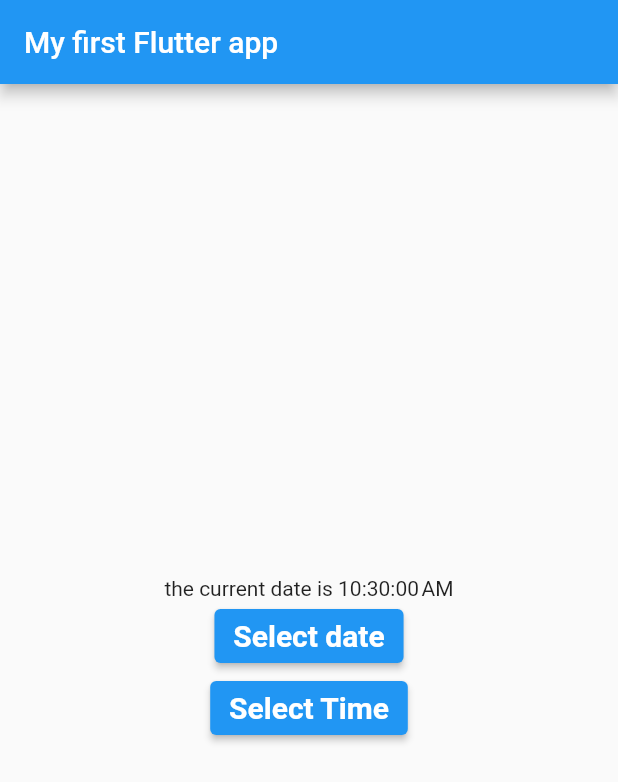
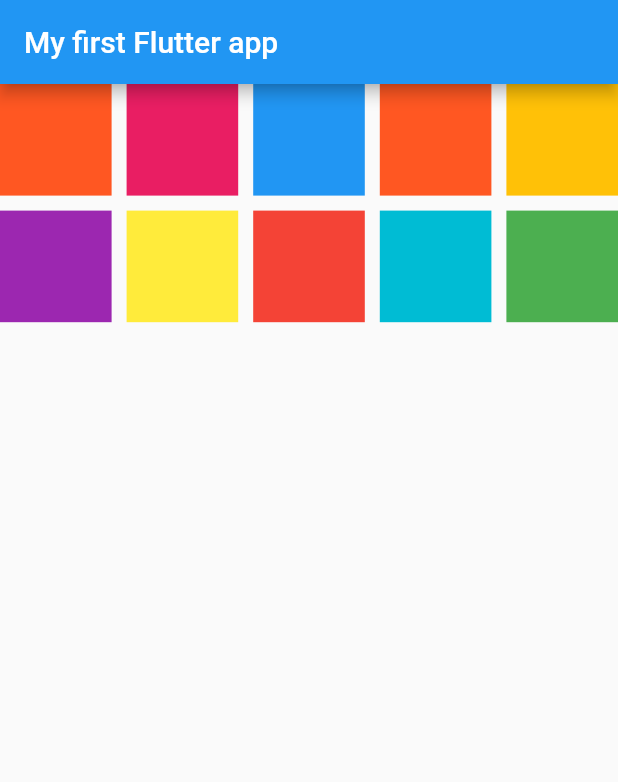
Before and after one commit to Spider-Calvin/MyFirst-Flutter-App, a Flutter app: the screen it shows after launch, on a phone screen of 412 x 824 dp. Shown: the top 782 px of the screen. Run offline on Flutter 3.47's test engine with Material 2 defaults, Android fonts, the phone set to English and light mode, and no system bars.

Commit message:
GridView iin flutter and GridViewBuilder 🗄️

```diff
--- a/lib/main.dart
+++ b/lib/main.dart
@@ -35,43 +35,79 @@
 
 class _MyHomePage extends State<MyHomePage>  {
   var email = TextEditingController();
+  var colorsArray = [
+    Colors.deepOrange,
+    Colors.pink,
+    Colors.blue,
+    Colors.deepOrange,
+    Colors.amber,
+    Colors.purple,
+    Colors.yellow,
+    Colors.red,
+    Colors.cyan,
+    Colors.green
+  ];
 
   @override
   Widget build(BuildContext context) {
-    var time = DateTime.now();
+
     return Scaffold(
         appBar: AppBar(
           title: const Text("My first Flutter app"),
         ),
-        body:Center(
-          child: Column(
-            mainAxisAlignment: MainAxisAlignment.center,
-            children: [
-              Text("the current date is ${DateFormat('jms').format(time)}"),
-              ElevatedButton(onPressed: () async{
-                DateTime? date = await showDatePicker(
-                  context: context,
-                  initialDate:DateTime.now() ,
-                  firstDate: DateTime(2021),
-                  lastDate: DateTime(2025),
-                );
-                if (date != null ) {
-                  print("Selected date is $date");
-                }
-              }, child: Text('Select date')),
-              ElevatedButton(onPressed: () async{
-                TimeOfDay? Time = await showTimePicker(
-                  context: context,
-                  initialTime:TimeOfDay.now(),
-                  initialEntryMode: TimePickerEntryMode.dial,
-                );
-                if (Time != null ) {
-                  print("Selected Time is $Time");
-                }
-              }, child: Text('Select Time'))
-            ],
-          )
-        ),
+        body:
+
+        // GridView.count( crossAxisCount: 3,
+        //   crossAxisSpacing: 10,
+        //   mainAxisSpacing: 10,
+        //   children:[
+        //     Container( color: Colors.deepOrange,),
+        //     Container( color: Colors.deepOrange,),
+        //     Container( color: Colors.deepOrange,),
+        //     Container( color: Colors.deepOrange,),
+        //     Container( color: Colors.deepOrange,),
+        //     Container( color: Colors.deepOrange,),
+        //     Container( color: Colors.deepOrange,),
+        //     Container( color: Colors.deepOrange,),
+        //     Container( color: Colors.deepOrange,),
+        //     Container( color: Colors.deepOrange,),
+        //   ]
+        // ),
+
+        // GridView.extent( maxCrossAxisExtent: 100,
+        //     crossAxisSpacing: 10,
+        //     mainAxisSpacing: 10,
+        //     children:[
+        //       Container( color: Colors.deepOrange,),
+        //       Container( color: Colors.deepOrange,),
+        //       Container( color: Colors.deepOrange,),
+        //       Container( color: Colors.deepOrange,),
+        //       Container( color: Colors.deepOrange,),
+        //       Container( color: Colors.deepOrange,),
+        //       Container( color: Colors.deepOrange,),
+        //       Container( color: Colors.deepOrange,),
+        //       Container( color: Colors.deepOrange,),
+        //       Container( color: Colors.deepOrange,),
+        //     ]
+        // ),
+
+        // GridView.builder(itemBuilder: (context, index){
+        //   return  Container( color : colorsArray[index] );
+        // }, itemCount:colorsArray.length ,gridDelegate: const SliverGridDelegateWithFixedCrossAxisCount(
+        //  crossAxisCount: 3,
+        //   crossAxisSpacing: 10,
+        //   mainAxisSpacing: 10
+        // ), )
+
+        GridView.builder(itemBuilder: (context, index){
+          return  Container( color : colorsArray[index] );
+        }, itemCount:colorsArray.length ,gridDelegate: const SliverGridDelegateWithMaxCrossAxisExtent(
+            maxCrossAxisExtent: 80,
+          crossAxisSpacing: 10,
+          mainAxisSpacing: 10
+        ), )
+
+
     );
   }
 }
```
